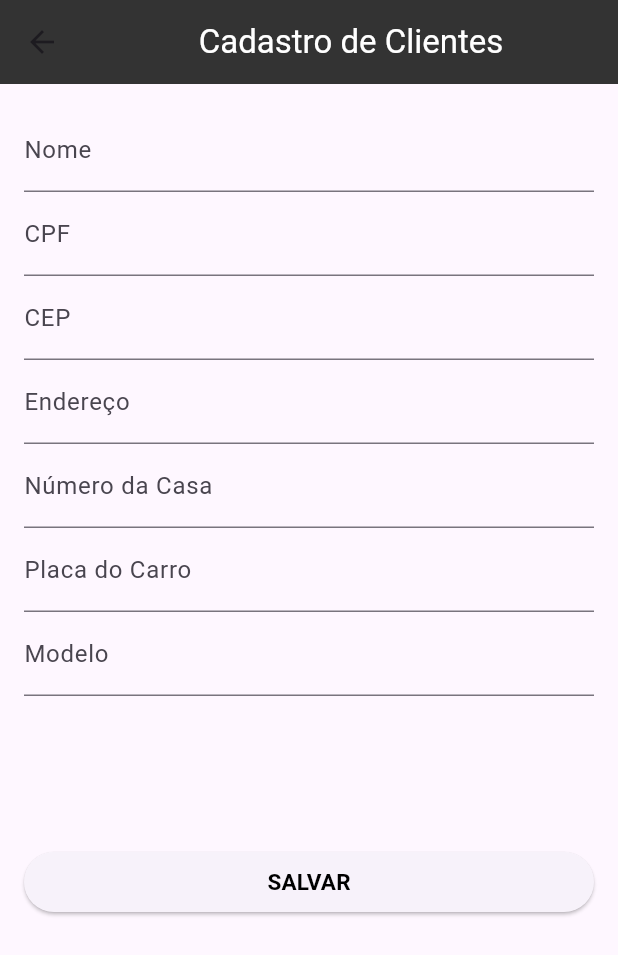
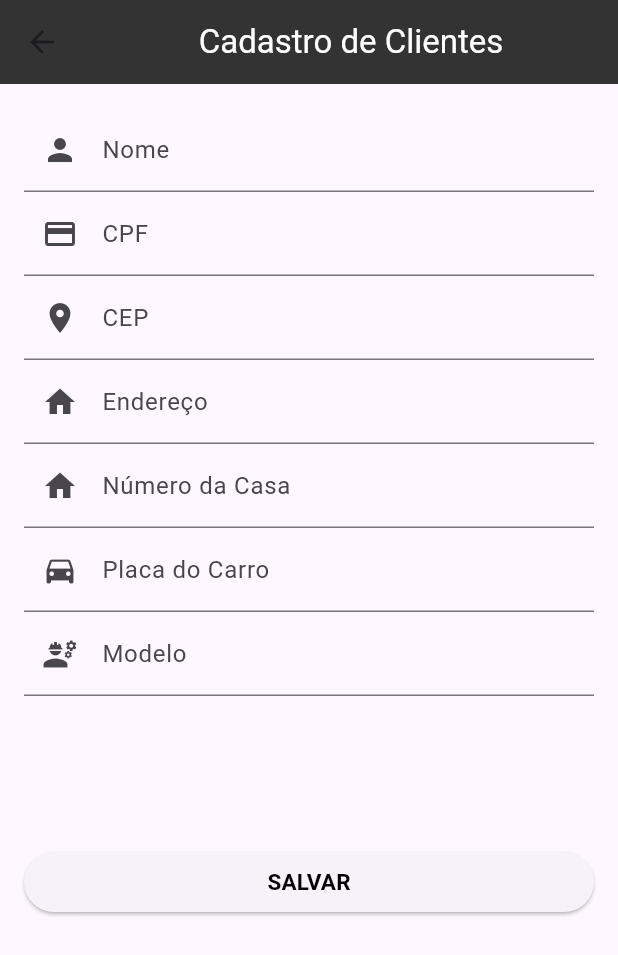
Before and after one commit to brenomaiams/fenix-app, a Flutter app: the CadastroClientes screen opened by its route, on a phone screen of 412 x 824 dp. Shown: the top 955 px of the screen. Run offline on Flutter 3.47's test engine with Material 3 defaults, Android fonts, the phone set to English and light mode, and no system bars; our stand-ins replace sqflite; accounts and stored records are empty.

Commit message:
implementação da conexão do banco de dados e alterações visuais nas telas

```diff
--- a/lib/bd/conexao.dart
+++ b/lib/bd/conexao.dart
@@ -2,10 +2,9 @@ import 'package:path/path.dart';
 import 'package:sqflite/sqflite.dart';
 
 class Conexao {
-  static const _dbname = "fenixdb";
-  static const _sqlscript =
-      'CREATE TABLE clientes(id INTEGER PRIMARY KEY AUTOINCREMENT, nome TEXT, cpf TEXT,'
-      'cep TEXT, endereco TEXT, numerocasa INT, placa TEXT, modelo TEXT)';
+  static const _dbname = "fenix.db";
+  static const _sqlScript =
+      'CREATE TABLE clientes(id INTEGER PRIMARY KEY AUTOINCREMENT, nome TEXT, cpf TEXT, cep TEXT, endereco TEXT, numerocasa TEXT, placa TEXT, modelo TEXT)';
 
   static const table = 'clientes';
   static const columnId = 'id';
@@ -25,6 +24,11 @@ class Conexao {
   Future<Database> get database async {
     return _database ??= await initDB();
   }
+
+  Future<void> init() async {
+    _database = await initDB();
+  }
+
   static Future<String> getDatabasePath() async {
     String databasesPath = await getDatabasesPath();
     return join(databasesPath, _dbname);
@@ -33,9 +37,9 @@ class Conexao {
 
   Future<Database> initDB() async {
     return openDatabase(
-      join((await getDatabasesPath()), _dbname),
+      join(await getDatabasesPath(), _dbname),
         onCreate: (db, version) {
-        return db.execute(_sqlscript);
+        return db.execute(_sqlScript);
         },
       version: 1,
     );
--- a/lib/pages/cadastroClientes.dart
+++ b/lib/pages/cadastroClientes.dart
@@ -13,6 +13,7 @@ class CadastroClientes extends StatelessWidget {
   final TextEditingController numeroCasaController = TextEditingController();
   final TextEditingController placaCarroController = TextEditingController();
   final TextEditingController modeloController = TextEditingController();
+
   CadastroClientes({Key? key}) : super(key: key);
 
 
@@ -35,31 +36,52 @@ class CadastroClientes extends StatelessWidget {
           children: [
             TextField(
               controller: nomeController,
-              decoration: InputDecoration(labelText: 'Nome'),
+              decoration: InputDecoration(
+                labelText: 'Nome',
+                prefixIcon: Icon(Icons.person),
+              ),
             ),
             TextField(
               controller: cpfController,
-              decoration: InputDecoration(labelText: 'CPF'),
+              decoration: InputDecoration(
+                labelText: 'CPF',
+                prefixIcon: Icon(Icons.credit_card),
+              ),
             ),
             TextField(
               controller: cepController,
-              decoration: InputDecoration(labelText: 'CEP'),
+              decoration: InputDecoration(
+                labelText: 'CEP',
+                prefixIcon: Icon(Icons.location_on),
+              ),
             ),
             TextField(
               controller: enderecoController,
-              decoration: InputDecoration(labelText: 'Endereço'),
+              decoration: InputDecoration(
+                labelText: 'Endereço',
+                prefixIcon: Icon(Icons.home),
+              ),
             ),
             TextField(
               controller: numeroCasaController,
-              decoration: InputDecoration(labelText: 'Número da Casa'),
+              decoration: InputDecoration(
+                labelText: 'Número da Casa',
+                prefixIcon: Icon(Icons.home),
+              ),
             ),
             TextField(
               controller: placaCarroController,
-              decoration: InputDecoration(labelText: 'Placa do Carro'),
+              decoration: InputDecoration(
+                labelText: 'Placa do Carro',
+                prefixIcon: Icon(Icons.directions_car),
+              ),
             ),
             TextField(
               controller: modeloController,
-              decoration: InputDecoration(labelText: 'Modelo'),
+              decoration: InputDecoration(
+                labelText: 'Modelo',
+                prefixIcon: Icon(Icons.engineering),
+              ),
             ),
             SizedBox(height: 100),
             ElevatedButton(
@@ -74,7 +96,7 @@ class CadastroClientes extends StatelessWidget {
                     Conexao.columnPlaca: placaCarroController.text,
                     Conexao.columnModelo: modeloController.text,
                   }).then((value) {
-              print(('Deu certo enviar ao Banco!'));
+                    print(('Dados salvos no Banco!'));
                   });
                 });
               },
@@ -86,7 +108,7 @@ class CadastroClientes extends StatelessWidget {
                 ),
               ),
             ),
-
-     ])));
+          ],
+        ),));
   }
 }
--- a/lib/pages/main.dart
+++ b/lib/pages/main.dart
@@ -1,4 +1,5 @@
 import 'package:flutter/material.dart';
+import 'package:telaoficina/bd/conexao.dart';
 import 'package:telaoficina/pages/Telainicial.dart';
 import 'package:telaoficina/pages/cadastroClientes.dart';
 import 'package:telaoficina/pages/checklist.dart';
@@ -6,7 +7,9 @@ import 'package:telaoficina/pages/menu.dart';
 import 'package:telaoficina/pages/telaOs.dart';
 
 
-void main() {
+void main() async {
+  WidgetsFlutterBinding.ensureInitialized();
+  await Conexao.instance.init();
   runApp(const MyApp());
 }
 
--- a/lib/pages/telaOs.dart
+++ b/lib/pages/telaOs.dart
@@ -1,5 +1,5 @@
 import 'package:flutter/material.dart';
-import 'package:telaoficina/pages/Telainicial.dart'; // Importe a tela inicial aqui
+import 'package:telaoficina/pages/Telainicial.dart'; //
 import 'package:telaoficina/pages/Telainicial.dart';
 
 class telaOS extends StatefulWidget {
@@ -43,6 +43,7 @@ class _MyWidgetState extends State<telaOS> {
                 controller: _nomeClienteController,
                 decoration: InputDecoration(
                   labelText: 'Nome do Cliente',
+                  prefixIcon: Icon(Icons.person),
                 ),
               ),
             ),
@@ -52,6 +53,7 @@ class _MyWidgetState extends State<telaOS> {
                 controller: _placaCarroController,
                 decoration: InputDecoration(
                   labelText: 'Placa do Carro',
+                  prefixIcon: Icon(Icons.directions_car),
                 ),
               ),
             ),
@@ -69,6 +71,8 @@ class _MyWidgetState extends State<telaOS> {
       floatingActionButton: FloatingActionButton(
         onPressed: _adicionarLinha,
         child: Icon(Icons.add),
+        backgroundColor: Colors.red,
+        foregroundColor: Colors.white,
       ),
     );
   }
```
Also changed, not shown: lib/pages/Telainicial.dart (+42 -4 lines), lib/pages/checklist.dart (+11 -12 lines), lib/pages/menu.dart (+48 -10 lines). Lines whose indentation alone changed are shown as unchanged.
